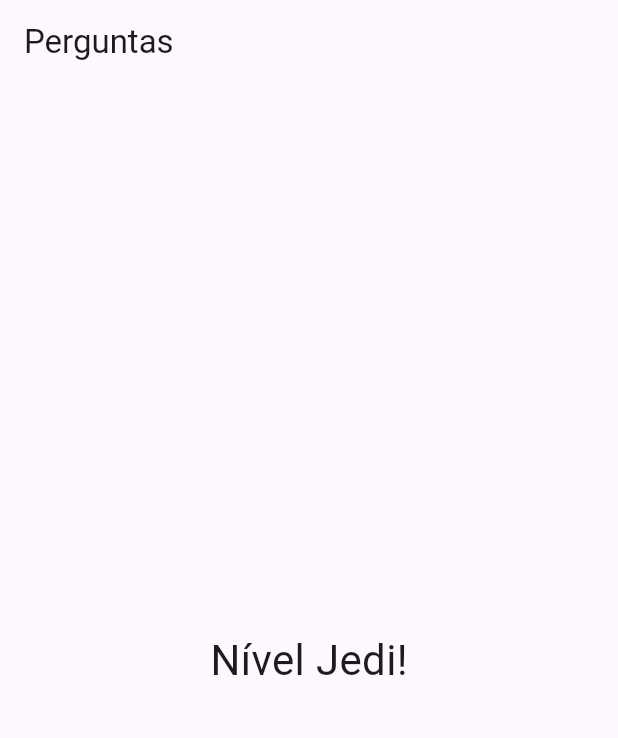
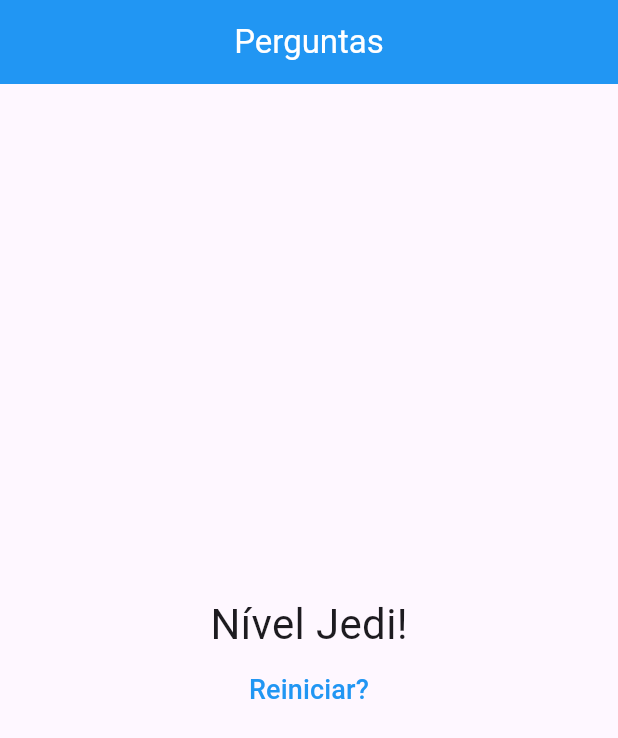
Before and after one commit to DaviFerreira0106/FlutterProjects, a Flutter app: the screen it shows after launch, after a tap on "Preto", after a tap on "Tigre", after a tap on "Elenita", on a phone screen of 412 x 824 dp. Shown: the top 738 px of the screen. Run offline on Flutter 3.47's test engine with Material 3 defaults, Android fonts, the phone set to English and light mode, and no system bars.

Commit message:
Conclusão de aplicativo de perguntas

```diff
--- a/projeto_perguntas/lib/main.dart
+++ b/projeto_perguntas/lib/main.dart
@@ -44,7 +44,13 @@ class _PerguntaAppState extends State<PerguntaApp> {
       _perguntaSelecionada++;
       _pontuacaoTotal += pontuacao;
     });
-    print(_pontuacaoTotal);
+  }
+
+  void _reiniciarQuestionario() {
+    setState(() {
+      _perguntaSelecionada = 0;
+      _pontuacaoTotal = 0;
+    });
   }
 
   bool get temPerguntaSelecionada {
@@ -56,7 +62,13 @@ class _PerguntaAppState extends State<PerguntaApp> {
     return MaterialApp(
       home: Scaffold(
         appBar: AppBar(
-          title: const Text('Perguntas'),
+          title: const Center(
+            child: Text(
+              'Perguntas',
+              style: TextStyle(color: Colors.white),
+            ),
+          ),
+          backgroundColor: Colors.blue,
         ),
         body: temPerguntaSelecionada
             ? Questionario(
@@ -64,7 +76,10 @@ class _PerguntaAppState extends State<PerguntaApp> {
                 perguntaSelecionada: _perguntaSelecionada,
                 responder: _responder,
               )
-            : Resultado(resultado: _pontuacaoTotal),
+            : Resultado(
+                resultado: _pontuacaoTotal,
+                quandoReiniciarQuestionario: _reiniciarQuestionario,
+              ),
       ),
     );
   }
--- a/projeto_perguntas/lib/resultado.dart
+++ b/projeto_perguntas/lib/resultado.dart
@@ -1,11 +1,14 @@
+import 'package:flutter/material.dart';
 import 'package:flutter/widgets.dart';
 
 class Resultado extends StatelessWidget {
   final int? resultado;
+  final void Function()? quandoReiniciarQuestionario;
 
   const Resultado({
     super.key,
     this.resultado,
+    this.quandoReiniciarQuestionario,
   });
 
   String get fraseResultado {
@@ -22,11 +25,21 @@ class Resultado extends StatelessWidget {
 
   @override
   Widget build(BuildContext context) {
-    return Center(
-      child: Text(
-        fraseResultado,
-        style: const TextStyle(fontSize: 28),
-      ),
+    return Column(
+      mainAxisAlignment: MainAxisAlignment.center,
+      children: <Widget>[
+        Center(
+          child: Text(
+            fraseResultado,
+            style: const TextStyle(fontSize: 28),
+          ),
+        ),
+        TextButton(
+          onPressed: quandoReiniciarQuestionario,
+          child: const Text('Reiniciar?',
+              style: TextStyle(fontSize: 18, color: Colors.blue)),
+        ),
+      ],
     );
   }
 }
```
